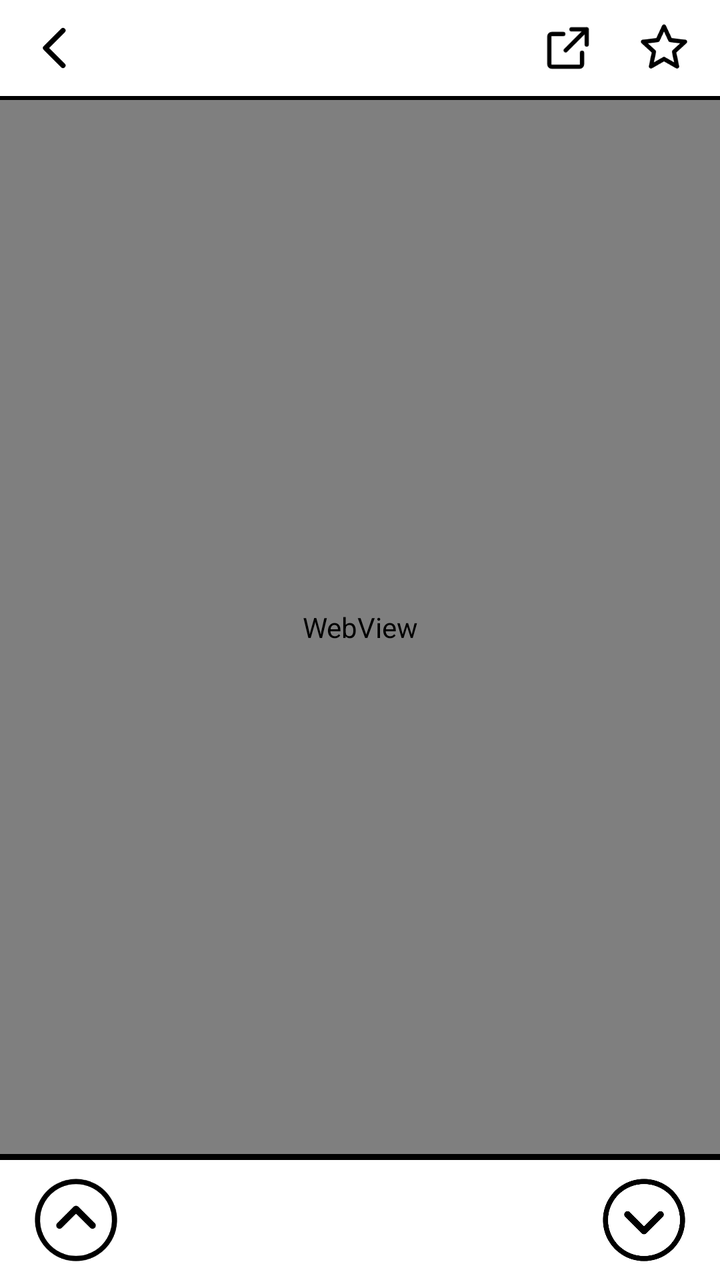
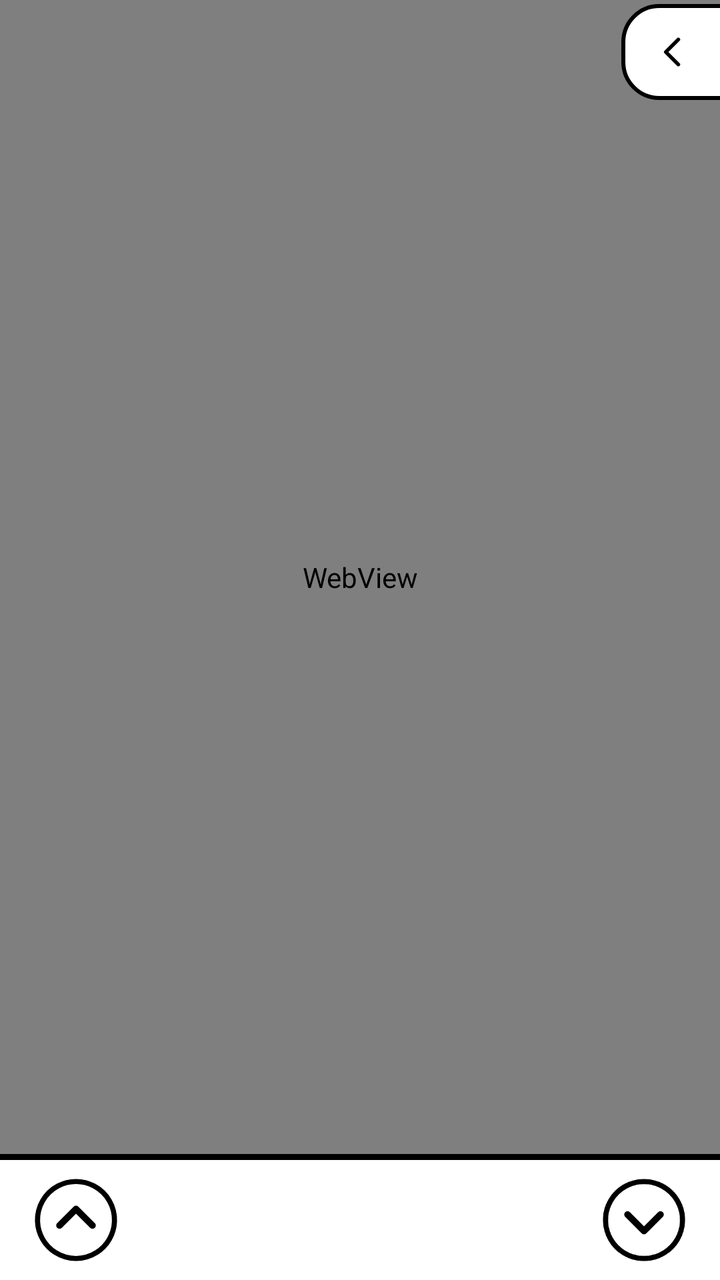

Two renders of the same Android screen: before a commit and after it. Below are the layout's source before the change and the commit's diff.
<!-- AndroidManifest.xml: application theme AppTheme -->
<!-- res/layout/activity_reader.xml -->
<?xml version="1.0" encoding="utf-8"?>
<LinearLayout xmlns:android="http://schemas.android.com/apk/res/android"
    android:layout_width="match_parent"
    android:layout_height="match_parent"
    android:background="@color/paper"
    android:orientation="vertical">

    
    <LinearLayout
        android:layout_width="match_parent"
        android:layout_height="wrap_content"
        android:gravity="center_vertical"
        android:orientation="horizontal"
        android:paddingStart="4dp"
        android:paddingEnd="4dp">

        <ImageButton
            android:id="@+id/btn_back"
            style="@style/IconButton"
            android:contentDescription="@string/back"
            android:src="@drawable/ic_back" />

        <TextView
            android:id="@+id/reader_time"
            android:layout_width="0dp"
            android:layout_height="wrap_content"
            android:layout_weight="1"
            android:ellipsize="end"
            android:maxLines="1"
            android:paddingStart="4dp"
            android:paddingEnd="4dp"
            android:textColor="@color/ink"
            android:textSize="15sp"
            android:textStyle="bold" />

        <ImageButton
            android:id="@+id/btn_open"
            style="@style/IconButton"
            android:contentDescription="@string/open_original"
            android:src="@drawable/ic_open" />

        <ImageButton
            android:id="@+id/btn_save"
            style="@style/IconButton"
            android:contentDescription="@string/save"
            android:src="@drawable/ic_star" />
    </LinearLayout>

    <View
        android:layout_width="match_parent"
        android:layout_height="2dp"
        android:background="@color/ink" />

    <WebView
        android:id="@+id/web"
        android:layout_width="match_parent"
        android:layout_height="0dp"
        android:layout_weight="1"
        android:overScrollMode="never"
        android:scrollbars="none" />

    <View
        android:layout_width="match_parent"
        android:layout_height="3dp"
        android:background="@color/ink" />

    <LinearLayout
        android:layout_width="match_parent"
        android:layout_height="wrap_content"
        android:gravity="center_vertical"
        android:orientation="horizontal"
        android:paddingStart="12dp"
        android:paddingEnd="12dp"
        android:paddingTop="4dp"
        android:paddingBottom="4dp">

        <ImageButton
            android:id="@+id/page_up"
            style="@style/PageButton"
            android:contentDescription="@string/previous_page"
            android:src="@drawable/ic_page_up" />

        <TextView
            android:id="@+id/page_label"
            android:layout_width="0dp"
            android:layout_height="wrap_content"
            android:layout_weight="1"
            android:gravity="center"
            android:textColor="@color/ink"
            android:textSize="16sp" />

        <ImageButton
            android:id="@+id/page_down"
            style="@style/PageButton"
            android:contentDescription="@string/next_page"
            android:src="@drawable/ic_page_down" />
    </LinearLayout>
</LinearLayout>
<!-- resources referenced by this layout -->
<resources>
  <color name="ink">#000000</color>
  <color name="paper">#FFFFFF</color>
  <!-- drawable ic_back (drawable) -->
  <?xml version="1.0" encoding="utf-8"?>
  <vector xmlns:android="http://schemas.android.com/apk/res/android"
      android:width="24dp" android:height="24dp"
      android:viewportWidth="24" android:viewportHeight="24">
      <path android:fillColor="#00000000" android:strokeColor="#000000"  android:strokeLineCap="round" android:strokeLineJoin="round" android:strokeWidth="2.2" android:pathData="M15,4.5 L7.5,12 L15,19.5" />
  </vector>
  <!-- drawable ic_open (drawable) -->
  <?xml version="1.0" encoding="utf-8"?>
  <vector xmlns:android="http://schemas.android.com/apk/res/android"
      android:width="24dp" android:height="24dp"
      android:viewportWidth="24" android:viewportHeight="24">
      <path android:fillColor="#00000000" android:strokeColor="#000000" android:strokeWidth="1.8" android:strokeLineCap="round" android:strokeLineJoin="round" android:pathData="M13.5,4 H20 V10.5 M20,4 L11,13 M18,14 V19 A1,1 0 0 1 17,20 H5 A1,1 0 0 1 4,19 V7 A1,1 0 0 1 5,6 H10" />
  </vector>
  <!-- drawable ic_star (drawable) -->
  <?xml version="1.0" encoding="utf-8"?>
  <vector xmlns:android="http://schemas.android.com/apk/res/android"
      android:width="24dp" android:height="24dp"
      android:viewportWidth="24" android:viewportHeight="24">
      <path android:fillColor="#00000000" android:strokeColor="#000000" android:strokeWidth="1.8" android:strokeLineCap="round" android:strokeLineJoin="round" android:pathData="M12,2.8 L14.7,8.6 L21,9.3 L16.3,13.6 L17.6,19.9 L12,16.7 L6.4,19.9 L7.7,13.6 L3,9.3 L9.3,8.6 Z" />
  </vector>
  <string name="back">Back</string>
  <string name="next_page">Next page</string>
  <string name="open_original">Open original</string>
  <string name="previous_page">Previous page</string>
  <string name="save">Save</string>
  <style name="IconButton">
          <item name="android:layout_width">48dp</item>
          <item name="android:layout_height">48dp</item>
          <item name="android:padding">10dp</item>
          <item name="android:scaleType">fitCenter</item>
          <item name="android:background">@drawable/press</item>
      </style>
  <style name="PageButton">
          <item name="android:layout_width">52dp</item>
          <item name="android:layout_height">52dp</item>
          <item name="android:padding">4dp</item>
          <item name="android:scaleType">fitCenter</item>
          <item name="android:background">@drawable/press</item>
      </style>
  <!-- drawable press (drawable) -->
  <?xml version="1.0" encoding="utf-8"?>
  <selector xmlns:android="http://schemas.android.com/apk/res/android">
      <item android:state_pressed="true" android:drawable="@color/faded" />
      <item android:drawable="@android:color/transparent" />
  </selector>
  <color name="muted">#444444</color>
  <color name="faded">#777777</color>
  <!-- unchanged entries left out for length: 3 -->
</resources>

<!-- the commit's change to res/layout/activity_reader.xml (unified diff, before → after) -->
@@ -5,59 +5,92 @@
     android:background="@color/paper"
     android:orientation="vertical">
 
-    
-    <LinearLayout
-        android:layout_width="match_parent"
-        android:layout_height="wrap_content"
-        android:gravity="center_vertical"
-        android:orientation="horizontal"
-        android:paddingStart="4dp"
-        android:paddingEnd="4dp">
-
-        <ImageButton
-            android:id="@+id/btn_back"
-            style="@style/IconButton"
-            android:contentDescription="@string/back"
-            android:src="@drawable/ic_back" />
-
-        <TextView
-            android:id="@+id/reader_time"
-            android:layout_width="0dp"
-            android:layout_height="wrap_content"
-            android:layout_weight="1"
-            android:ellipsize="end"
-            android:maxLines="1"
-            android:paddingStart="4dp"
-            android:paddingEnd="4dp"
-            android:textColor="@color/ink"
-            android:textSize="15sp"
-            android:textStyle="bold" />
-
-        <ImageButton
-            android:id="@+id/btn_open"
-            style="@style/IconButton"
-            android:contentDescription="@string/open_original"
-            android:src="@drawable/ic_open" />
-
-        <ImageButton
-            android:id="@+id/btn_save"
-            style="@style/IconButton"
-            android:contentDescription="@string/save"
-            android:src="@drawable/ic_star" />
-    </LinearLayout>
-
-    <View
-        android:layout_width="match_parent"
-        android:layout_height="2dp"
-        android:background="@color/ink" />
-
-    <WebView
-        android:id="@+id/web"
+    <FrameLayout
         android:layout_width="match_parent"
         android:layout_height="0dp"
-        android:layout_weight="1"
-        android:overScrollMode="never"
-        android:scrollbars="none" />
+        android:layout_weight="1">
+
+        <WebView
+            android:id="@+id/web"
+            android:layout_width="match_parent"
+            android:layout_height="match_parent"
+            android:overScrollMode="never"
+            android:scrollbars="none" />
+
+        
+        <LinearLayout
+            android:id="@+id/tab"
+            android:layout_width="wrap_content"
+            android:layout_height="wrap_content"
+            android:layout_gravity="top|end"
+            android:layout_marginTop="2dp"
+            android:layout_marginEnd="-3dp"
+            android:background="@drawable/tab"
+            android:gravity="center_vertical"
+            android:orientation="horizontal"
+            android:paddingStart="6dp"
+            android:paddingEnd="6dp">
+
+            <LinearLayout
+                android:id="@+id/tab_tools"
+                android:layout_width="wrap_content"
+                android:layout_height="wrap_content"
+                android:gravity="center_vertical"
+                android:orientation="horizontal"
+                android:visibility="gone">
+
+                <TextView
+                    android:id="@+id/btn_smaller"
+                    android:layout_width="48dp"
+                    android:layout_height="48dp"
+                    android:background="@drawable/press"
+                    android:contentDescription="@string/text_smaller"
+                    android:gravity="center"
+                    android:text="A−"
+                    android:textColor="@color/ink"
+                    android:textSize="17sp"
+                    android:textStyle="bold" />
+
+                <TextView
+                    android:id="@+id/btn_larger"
+                    android:layout_width="48dp"
+                    android:layout_height="48dp"
+                    android:background="@drawable/press"
+                    android:contentDescription="@string/text_larger"
+                    android:gravity="center"
+                    android:text="A+"
+                    android:textColor="@color/ink"
+                    android:textSize="17sp"
+                    android:textStyle="bold" />
+
+                <ImageButton
+                    android:id="@+id/btn_save"
+                    style="@style/IconButton"
+                    android:contentDescription="@string/save"
+                    android:src="@drawable/ic_star" />
+
+                <ImageButton
+                    android:id="@+id/btn_open"
+                    style="@style/IconButton"
+                    android:contentDescription="@string/open_original"
+                    android:src="@drawable/ic_open" />
+
+                <View
+                    android:layout_width="2dp"
+                    android:layout_height="28dp"
+                    android:layout_marginStart="4dp"
+                    android:layout_marginEnd="4dp"
+                    android:background="@color/ink" />
+            </LinearLayout>
+
+            <ImageButton
+                android:id="@+id/btn_toggle"
+                style="@style/IconButton"
+                android:layout_width="40dp"
+                android:contentDescription="@string/tools"
+                android:src="@drawable/ic_back" />
+        </LinearLayout>
+    </FrameLayout>
 
     <View
         android:layout_width="match_parent"
<!-- resource entries referenced after the edit -->
@@ -23,11 +23,13 @@
       android:viewportWidth="24" android:viewportHeight="24">
       <path android:fillColor="#00000000" android:strokeColor="#000000" android:strokeWidth="1.8" android:strokeLineCap="round" android:strokeLineJoin="round" android:pathData="M12,2.8 L14.7,8.6 L21,9.3 L16.3,13.6 L17.6,19.9 L12,16.7 L6.4,19.9 L7.7,13.6 L3,9.3 L9.3,8.6 Z" />
   </vector>
-  <string name="back">Back</string>
   <string name="next_page">Next page</string>
   <string name="open_original">Open original</string>
   <string name="previous_page">Previous page</string>
   <string name="save">Save</string>
+  <string name="text_larger">Larger text</string>
+  <string name="text_smaller">Smaller text</string>
+  <string name="tools">Reading tools</string>
   <style name="IconButton">
           <item name="android:layout_width">48dp</item>
           <item name="android:layout_height">48dp</item>
@@ -48,6 +50,14 @@
       <item android:state_pressed="true" android:drawable="@color/faded" />
       <item android:drawable="@android:color/transparent" />
   </selector>
+  <!-- drawable tab (drawable) -->
+  <?xml version="1.0" encoding="utf-8"?>
+  <shape xmlns:android="http://schemas.android.com/apk/res/android" android:shape="rectangle">
+      <solid android:color="@color/paper" />
+      <stroke android:width="2dp" android:color="@color/ink" />
+      <corners android:topLeftRadius="18dp" android:bottomLeftRadius="18dp"
+          android:topRightRadius="0dp" android:bottomRightRadius="0dp" />
+  </shape>
   <color name="muted">#444444</color>
   <color name="faded">#777777</color>
   <!-- unchanged entries left out for length: 3 -->
